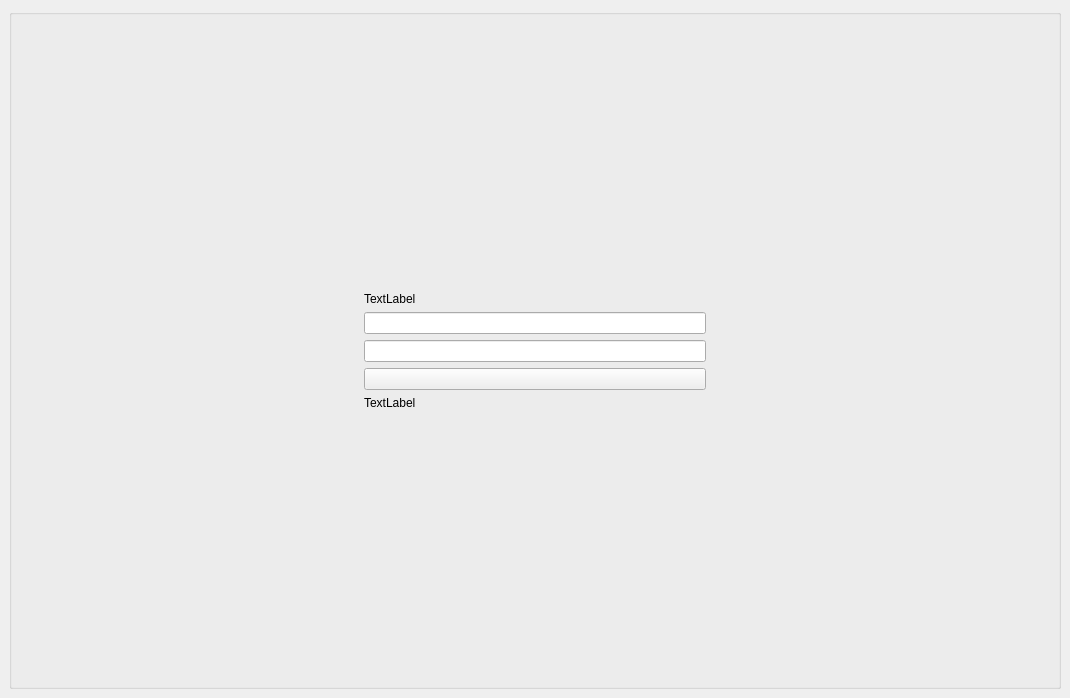
Qt form Login/mainwindow.ui (dihnhuunam/Qt-Projects) before a commit.
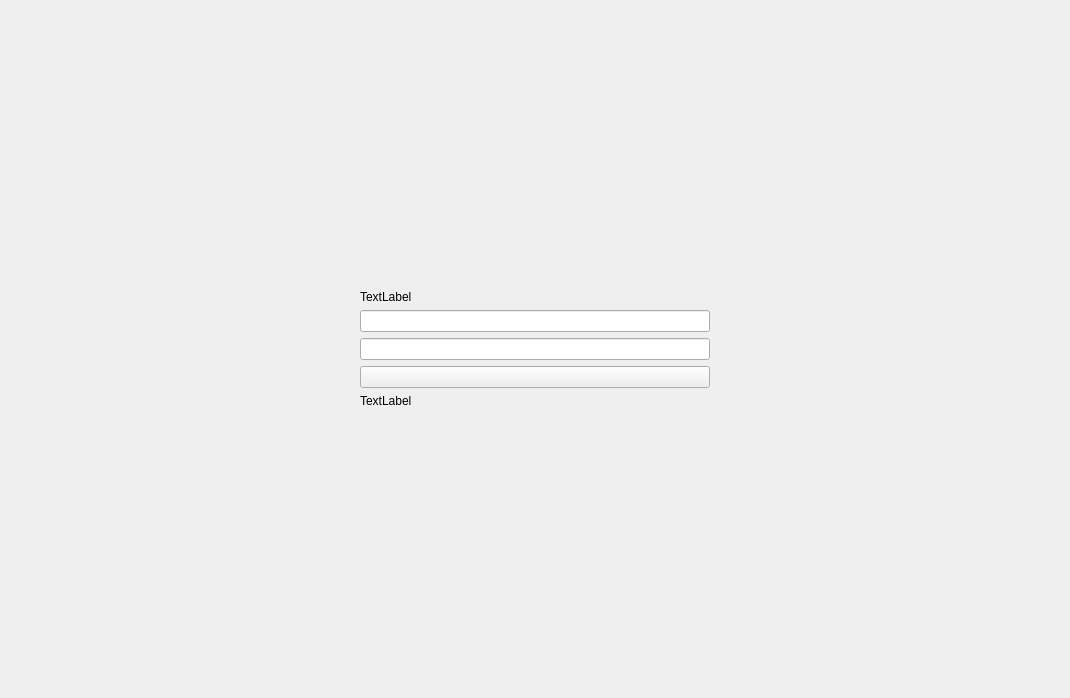
The same form after that commit.

Commit message: [ADD]: Login Form Layout by Qt Design

Patch:
```diff
--- a/Login/mainwindow.ui
+++ b/Login/mainwindow.ui
@@ -14,12 +14,6 @@
    <string>MainWindow</string>
   </property>
   <widget class="QWidget" name="centralwidget">
-   <layout class="QVBoxLayout" name="verticalLayout_2">
-    <item>
-     <widget class="QGroupBox" name="container">
-      <property name="title">
-       <string/>
-      </property>
       <layout class="QHBoxLayout" name="horizontalLayout">
        <item>
         <spacer name="horizontalSpacerLeft">
@@ -103,9 +97,6 @@
           </size>
          </property>
         </spacer>
-       </item>
-      </layout>
-     </widget>
     </item>
    </layout>
   </widget>
```
Lines whose indentation alone changed are shown as unchanged.
